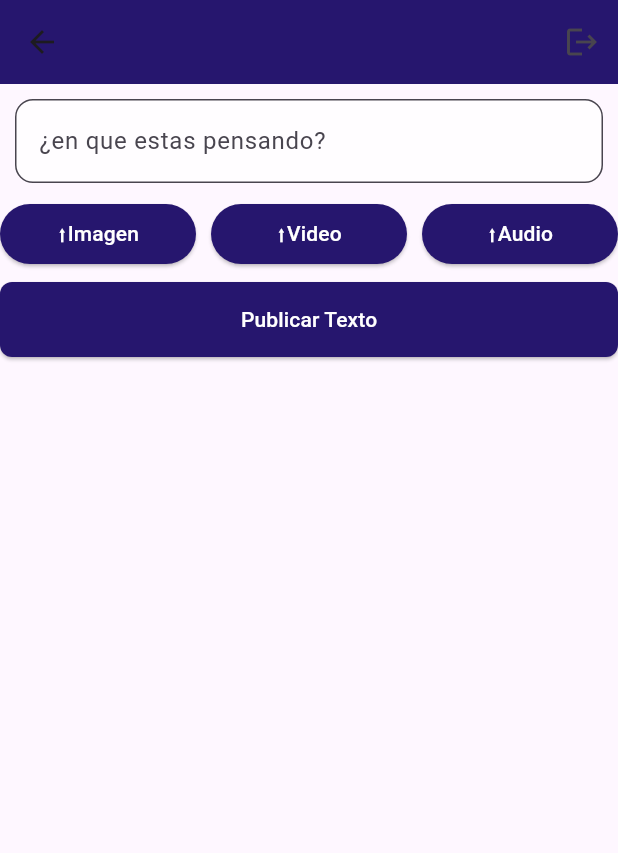
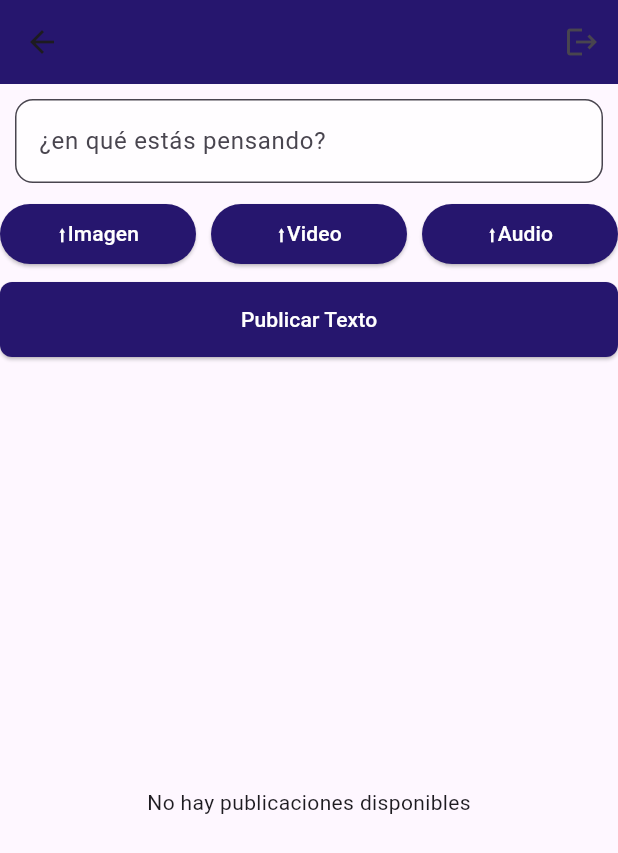
Before and after one commit to 211097/redsocialm2c2, a Flutter app: the HomePage screen opened by its route, on a phone screen of 412 x 824 dp. Shown: the top 853 px of the screen. Run offline on Flutter 3.47's test engine with Material 3 defaults, Android fonts, the phone set to English and light mode, and no system bars; our stand-ins replace cloud_firestore, file_picker, firebase_auth, firebase_core, firebase_storage, get and 3 more; missing offline and left inert: firebase_app_check; accounts and stored records are empty.

Commit message:
first commit

```diff
--- a/lib/ui/screens/home_page.dart
+++ b/lib/ui/screens/home_page.dart
@@ -5,7 +5,6 @@ import 'package:image_picker/image_picker.dart';
 import 'package:file_picker/file_picker.dart';
 import '../../controllers/auth_controller.dart';
 import 'posts_list.dart';
-
 
 class HomePage extends StatelessWidget {
   final AuthController authController = Get.find();
@@ -39,7 +38,7 @@ class HomePage extends StatelessWidget {
             child: TextField(
               controller: postController,
               decoration: InputDecoration(
-                labelText: '¿en que estas pensando?',
+                labelText: '¿en qué estás pensando?',
                 border: OutlineInputBorder(
                   borderRadius: BorderRadius.circular(12.0),
                 ),
--- a/lib/ui/screens/posts_list.dart
+++ b/lib/ui/screens/posts_list.dart
@@ -5,15 +5,23 @@ import '../../domain/entities/post.dart';
 import '../widgets/audio_widget.dart';
 import '../widgets/video_widget.dart';
 
-
 class PostsList extends StatelessWidget {
   @override
   Widget build(BuildContext context) {
     return StreamBuilder<QuerySnapshot>(
-      stream: FirebaseFirestore.instance.collection('posts').orderBy('timestamp', descending: true).snapshots(),
+      stream: FirebaseFirestore.instance.collection('publicacion').orderBy('timestamp', descending: true).snapshots(),
       builder: (context, snapshot) {
-        if (snapshot.hasError) return Text('Error: ${snapshot.error}');
-        if (snapshot.connectionState == ConnectionState.waiting) return Center(child: CircularProgressIndicator());
+        if (snapshot.hasError) {
+          print('Stream error: ${snapshot.error}');
+          return Text('Error: ${snapshot.error}');
+        }
+        if (snapshot.connectionState == ConnectionState.waiting) {
+          return Center(child: CircularProgressIndicator());
+        }
+
+        if (!snapshot.hasData || snapshot.data!.docs.isEmpty) {
+          return Center(child: Text('No hay publicaciones disponibles'));
+        }
 
         return ListView(
           children: snapshot.data!.docs.map((DocumentSnapshot document) {
@@ -38,7 +46,10 @@ class PostsList extends StatelessWidget {
                         SizedBox(height: 10),
                         Text('Publicado por: ${data['username']}', style: TextStyle(color: Colors.grey[600], fontSize: 14)),
                         if (data['timestamp'] != null)
-                          Text('Publicado: ${data['timestamp'].toDate()}', style: TextStyle(color: Colors.grey[600], fontSize: 12)),
+                          Text(
+                            'Publicado: ${data['timestamp'].toDate()}',
+                            style: TextStyle(color: Colors.grey[600], fontSize: 12),
+                          ),
                       ],
                     ),
                   ),
```
Also changed, not shown: lib/controllers/auth_controller.dart (+10 -4 lines), lib/main.dart (+7 -18 lines).
